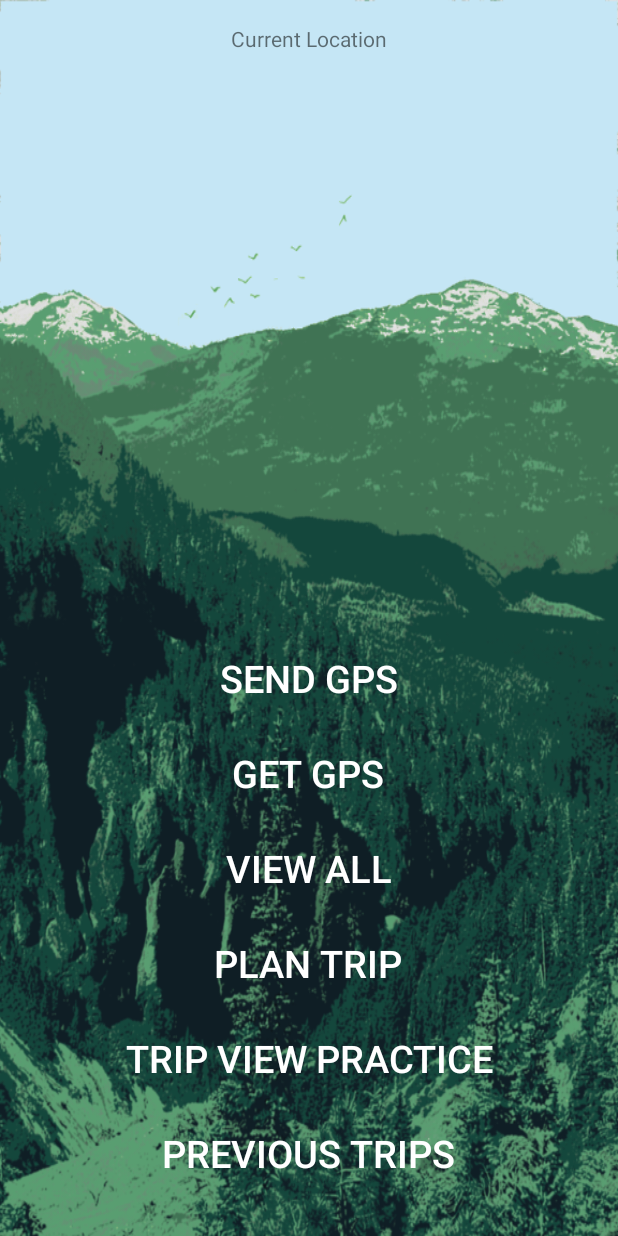
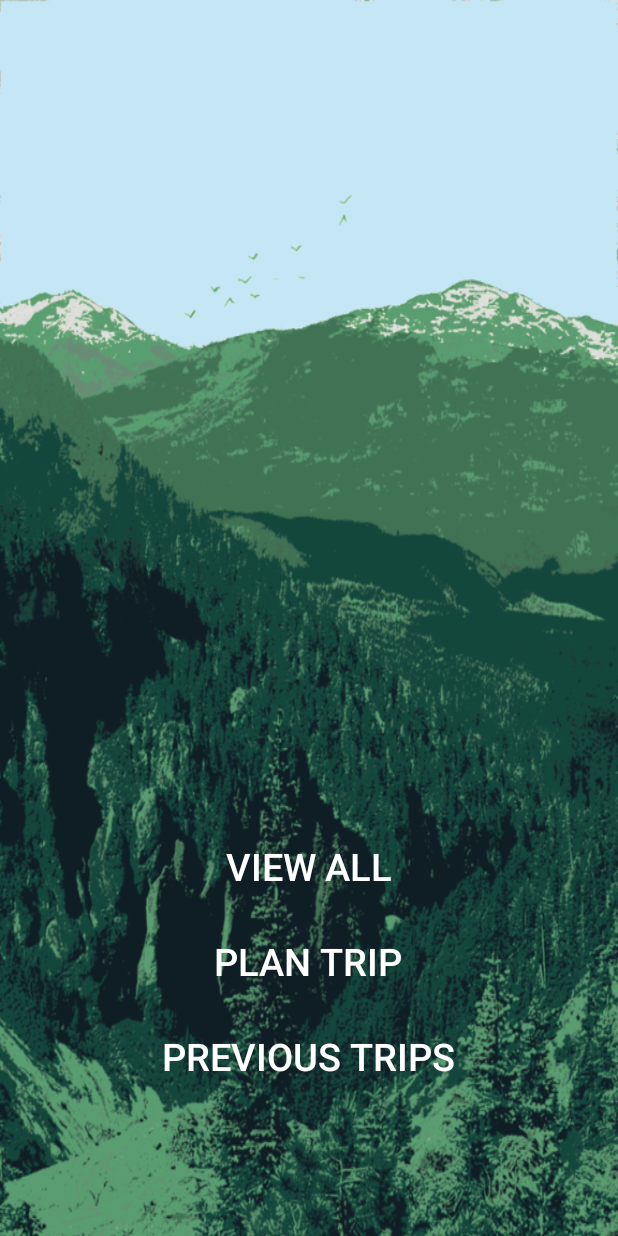
Before and after one commit to jacobfrank4/androidGpsTracking, an Android app: the screen it shows after launch (MainActivity), on a phone screen of 412 x 824 dp. Run offline under Robolectric (Android 15) with nearby library versions, the phone set to English and light mode, and no system bars.

Commit message:
major changes ahead

```diff
--- a/app/src/main/java/bcit/androidgpstracking/MyLocationListener.java
+++ b/app/src/main/java/bcit/androidgpstracking/MyLocationListener.java
@@ -123,7 +123,7 @@ public class MyLocationListener implements LocationListener {
 						SQLiteDatabaseHelper.COL8, SQLiteDatabaseHelper.COL9, SQLiteDatabaseHelper.COL10},
 				SQLiteDatabaseHelper.COL1 + " = " + tripID, null, null, null, null);
 
-//		prev.moveToFirst();
+		prev.moveToFirst();
 
 		SQLiteDatabase db = dbh.getWritableDatabase();
 		ContentValues values = new ContentValues();
--- a/app/src/main/java/bcit/androidgpstracking/PlanTrip.java
+++ b/app/src/main/java/bcit/androidgpstracking/PlanTrip.java
@@ -320,7 +320,7 @@ public class PlanTrip extends AppCompatActivity {
         }
 
 
-//        finish();
+        //finish();
 
         SimpleDateFormat sdf = new SimpleDateFormat("yyyy-MM-dd HH:mm");
         try{
@@ -345,10 +345,12 @@ public class PlanTrip extends AppCompatActivity {
             else{
                 //Toast.makeText(this, "invalid\n" + "Curr: " + currValidate + "\nstart: " + startValidate, Toast.LENGTH_LONG).show();
             }
+            finish();
 
         }catch (Exception e){
             //Toast.makeText(this, "Exception creating validators", Toast.LENGTH_LONG).show();
         }
+        finish();
 
     }
 }
--- a/app/src/main/java/bcit/androidgpstracking/TripView.java
+++ b/app/src/main/java/bcit/androidgpstracking/TripView.java
@@ -123,6 +123,7 @@ public class TripView extends FragmentActivity implements OnMapReadyCallback {
                 lat =  latbuff.toString();
                 lon =  longbuff.toString();
 
+                if(!lat.isEmpty() && !lon.isEmpty()) {
                     if(lat.charAt(lat.length()-1) == 'S') {
                         lat = lat.substring(0, lat.length()-1);
                         latitude = -Double.parseDouble(lat);
@@ -148,6 +149,7 @@ public class TripView extends FragmentActivity implements OnMapReadyCallback {
                     // Add a trip marker
                     LatLng tripMarker = new LatLng(latitude,longitude);
                     mMap.addMarker(new MarkerOptions().position(tripMarker).title(namebuff.toString()));
+                }
 
                 namebuff.delete(0, namebuff.length());
                 latbuff.delete(0, latbuff.length());
--- a/app/src/main/res/layout/activity_main.xml
+++ b/app/src/main/res/layout/activity_main.xml
@@ -12,42 +12,12 @@
     android:background="@mipmap/background"
     tools:context="bcit.androidgpstracking.MainActivity">
 
-    <TextView
-        android:layout_width="wrap_content"
-        android:layout_height="wrap_content"
-        android:text="Current Location"
-        android:id="@+id/textView"
-        android:layout_alignParentTop="true"
-        android:layout_centerHorizontal="true" />
-
     <LinearLayout
         android:layout_width="match_parent"
         android:layout_height="match_parent"
         android:layout_weight="1"
         android:gravity="center|bottom"
         android:orientation="vertical">
-
-        <Button
-            android:text="Send GPS"
-            android:layout_width="wrap_content"
-            android:layout_height="wrap_content"
-            android:id="@+id/sendGPSButton"
-            android:onClick="sendGPSText"
-            android:textSize="25sp"
-            android:background="#0000"
-            android:textColor="#FFFFFF"
-            android:layout_marginBottom="15dp" />
-
-        <Button
-            android:text="Get GPS"
-            android:layout_width="wrap_content"
-            android:layout_height="wrap_content"
-            android:id="@+id/gpsButton"
-            android:onClick="getGPS"
-            android:textSize="25sp"
-            android:background="#0000"
-            android:textColor="#FFFFFF"
-            android:layout_marginBottom="15dp" />
 
         <Button
             android:text="View All"
@@ -72,17 +42,6 @@
             android:layout_marginBottom="15dp"/>
 
         <Button
-            android:text="Trip View Practice"
-            android:layout_width="wrap_content"
-            android:layout_height="wrap_content"
-            android:id="@+id/tripView"
-            android:textSize="25sp"
-            android:onClick="goToActvity"
-            android:background="#0000"
-            android:textColor="#FFFFFF"
-            android:layout_marginBottom="15dp"/>
-
-        <Button
             android:text="Previous Trips"
             android:layout_width="wrap_content"
             android:layout_height="wrap_content"
@@ -91,6 +50,6 @@
             android:onClick="goToActvity"
             android:background="#0000"
             android:textColor="#FFFFFF"
-            android:layout_marginBottom="15dp"/>
+            android:layout_marginBottom="80dp"/>
     </LinearLayout>
 </RelativeLayout>
```
Lines whose indentation alone changed are shown as unchanged.
